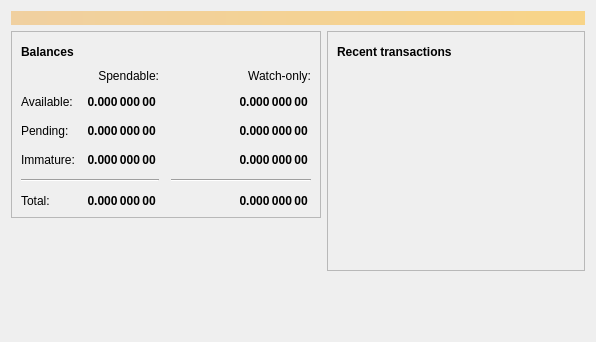
utarn/litecoin, file src/qt/forms/overviewpage.ui: the form before one commit.
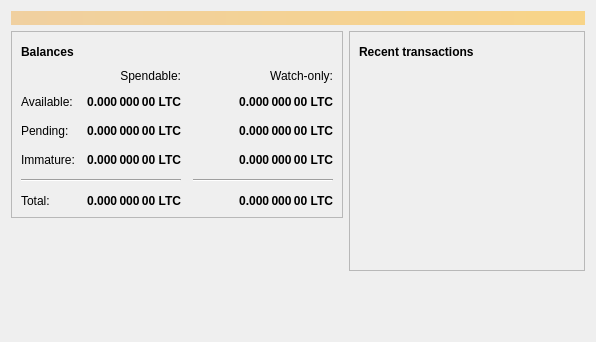
The form after the commit. Icons and pictures are not drawn.

Diff of the .ui file:
```diff
--- a/src/qt/forms/overviewpage.ui
+++ b/src/qt/forms/overviewpage.ui
@@ -129,7 +129,7 @@
                <string>Unconfirmed transactions to watch-only addresses</string>
               </property>
               <property name="text">
-               <string notr="true">0.000 000 00 </string>
+               <string notr="true">0.000 000 00 LTC</string>
               </property>
               <property name="alignment">
                <set>Qt::AlignRight|Qt::AlignTrailing|Qt::AlignVCenter</set>
@@ -154,7 +154,7 @@
                <string>Total of transactions that have yet to be confirmed, and do not yet count toward the spendable balance</string>
               </property>
               <property name="text">
-               <string notr="true">0.000 000 00 </string>
+               <string notr="true">0.000 000 00 LTC</string>
               </property>
               <property name="alignment">
                <set>Qt::AlignRight|Qt::AlignTrailing|Qt::AlignVCenter</set>
@@ -179,7 +179,7 @@
                <string>Mined balance in watch-only addresses that has not yet matured</string>
               </property>
               <property name="text">
-               <string notr="true">0.000 000 00 </string>
+               <string notr="true">0.000 000 00 LTC</string>
               </property>
               <property name="alignment">
                <set>Qt::AlignRight|Qt::AlignTrailing|Qt::AlignVCenter</set>
@@ -237,7 +237,7 @@
                <string>Mined balance that has not yet matured</string>
               </property>
               <property name="text">
-               <string notr="true">0.000 000 00 </string>
+               <string notr="true">0.000 000 00 LTC</string>
               </property>
               <property name="alignment">
                <set>Qt::AlignRight|Qt::AlignTrailing|Qt::AlignVCenter</set>
@@ -282,7 +282,7 @@
                <string>Your current total balance</string>
               </property>
               <property name="text">
-               <string notr="true">0.000 000 00 </string>
+               <string notr="true">0.000 000 00 LTC</string>
               </property>
               <property name="alignment">
                <set>Qt::AlignRight|Qt::AlignTrailing|Qt::AlignVCenter</set>
@@ -307,7 +307,7 @@
                <string>Current total balance in watch-only addresses</string>
               </property>
               <property name="text">
-               <string notr="true">0.000 000 00 </string>
+               <string notr="true">0.000 000 00 LTC</string>
               </property>
               <property name="alignment">
                <set>Qt::AlignRight|Qt::AlignTrailing|Qt::AlignVCenter</set>
@@ -349,7 +349,7 @@
                <string>Your current spendable balance</string>
               </property>
               <property name="text">
-               <string notr="true">0.000 000 00 </string>
+               <string notr="true">0.000 000 00 LTC</string>
               </property>
               <property name="alignment">
                <set>Qt::AlignRight|Qt::AlignTrailing|Qt::AlignVCenter</set>
@@ -374,7 +374,7 @@
                <string>Your current balance in watch-only addresses</string>
               </property>
               <property name="text">
-               <string notr="true">0.000 000 00 </string>
+               <string notr="true">0.000 000 00 LTC</string>
               </property>
               <property name="alignment">
                <set>Qt::AlignRight|Qt::AlignTrailing|Qt::AlignVCenter</set>
```
Left out of the diff: 4 changed lines with no effect on the pictures.
